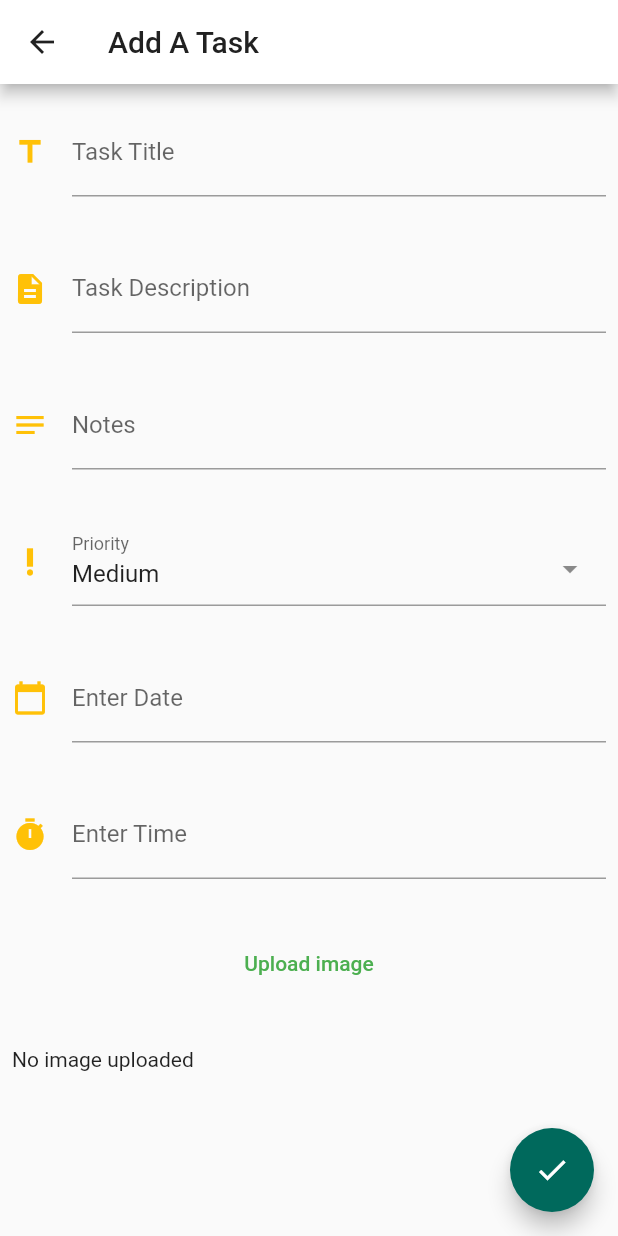
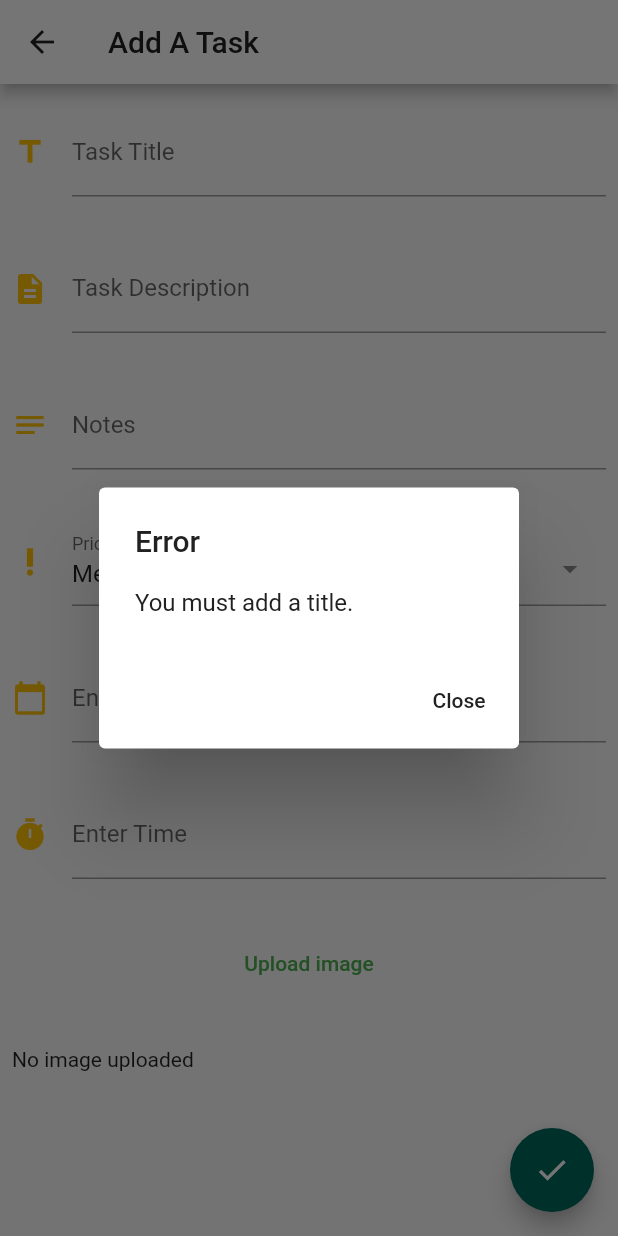
Before and after one commit to Hsn37/Ghambeel, a Flutter app: the AddTask screen opened directly, after a tap on the "check" icon, on a phone screen of 412 x 824 dp. Run offline on Flutter 3.47's test engine with Material 2 defaults, Android fonts, the phone set to English and light mode, and no system bars; drawn by our look-alikes of select_form_field; our stand-ins replace flutter_secure_storage, flutter_spinkit, image_picker, pie_chart, shared_preferences, table_calendar; missing offline and left inert: icon_decoration, mysql1, pausable_timer, simple_timer; accounts and stored records are empty.

Commit message:
if adding task via calendar, deadline is must

```diff
--- a/lib/modules/calendar/calendar.dart
+++ b/lib/modules/calendar/calendar.dart
@@ -75,7 +75,7 @@ class _CalendarState extends State<Calendar> {
             Navigator.push(
               context,
               MaterialPageRoute(
-                  builder: (context) => const AddTask(title: 'Add A Task')),
+                  builder: (context) => const AddTask(title: 'Add A Task', deadlineMust: true,)),
             ).then((T) =>
             {
               setState(() {
--- a/lib/modules/todolist/addtask.dart
+++ b/lib/modules/todolist/addtask.dart
@@ -10,6 +10,8 @@ import 'package:path_provider/path_provider.dart';
 import '../../theme.dart';
 import 'package:select_form_field/select_form_field.dart';
 import 'package:image_picker/image_picker.dart';
+
+import '../utils.dart';
 // import 'package:chips_choice_null_safety/chips_choice_null_safety.dart';
 //import 'package:smart_select/smart_select.dart';
 // import 'package:flutter_awesome_select/flutter_awesome_select.dart';
@@ -29,8 +31,7 @@ class topBar extends AppBar {
                 }
                   Navigator.pop(
                     context,
-
-                  MaterialPageRoute(builder: (context) => const ToDoList(title: 'To-Do List',)),
+                    MaterialPageRoute(builder: (context) => const ToDoList(title: 'To-Do List',)),
                 );
 
             }
@@ -41,19 +42,14 @@ class topBar extends AppBar {
       backgroundColor: bg[darkMode],
     );
   }
+
 class AddTask extends StatefulWidget {
-  const AddTask({Key? key, required this.title}) : super(key: key);
+  const AddTask({Key? key, required this.title, this.deadlineMust = false}) : super(key: key);
   final String title;
+  final bool deadlineMust;
   @override
   _AddTaskState createState() => _AddTaskState();
 }
-
-//class customTextBox extends TextFormField{
-//   customTextBox({required this.title)
-//   Widget build (){
-
-//   }
-// }
 
 class _AddTaskState extends State<AddTask>{
   TextEditingController timeinput = TextEditingController();
@@ -88,15 +84,15 @@ class _AddTaskState extends State<AddTask>{
 
   Future pickImg() async {
     try{
-    final img = await ImagePicker().pickImage(source: ImageSource.gallery);
-    if (img == null){
-      return;
+      final img = await ImagePicker().pickImage(source: ImageSource.gallery);
+      if (img == null){
+        return;
     }
 
     final tempImage = File(img.path);
     setState(()=>{
       image = tempImage,
-      filename = tasktitle + "_" + formattedDate
+      filename = tasktitle + "_" + getNowDateTime()
     });} on PlatformException catch(e){
       print("Permission denied");
     }
@@ -112,7 +108,7 @@ class _AddTaskState extends State<AddTask>{
   }
 
   final _formKey = GlobalKey<FormState>();
-  String dropdownValuePriority = 'high';
+  String dropdownValuePriority = 'medium';
   final TimeOfDay _time = const TimeOfDay(hour: 11, minute: 55);
   var tasktitle="";
   var taskDesc="";
@@ -328,7 +324,8 @@ class _AddTaskState extends State<AddTask>{
                       setState(() {
                         timeinput.text = formattedTime; //set the value of text field.
                       });
-                  }else{
+                  }
+                  else{
                       print("Time is not selected");
                   }
                 },
@@ -353,6 +350,7 @@ class _AddTaskState extends State<AddTask>{
         onPressed: () {
 
           if (tasktitle == "") {
+            alertDialog("Error", "You must add a title.", context);
             return;
           }
 
@@ -370,9 +368,14 @@ class _AddTaskState extends State<AddTask>{
           try {
             deadline = DateTime(date.year, date.month, date.day, time.hour, time.minute).toString().split(".")[0];
           }
-          catch (LateInitializationError) {
+          catch (e) {
+            if (widget.deadlineMust) {
+              alertDialog("Error", "You must add a deadline for this task as you are adding via calendar", context);
+              return;
+            }
             deadline = "";
           }
+
           Storage.AddTask(tasktitle, taskDesc, taskNotes, pr, deadline, filename).then((v) => {Navigator.pop(this.context)});
           saveImg();
           print(filename);
--- a/pubspec.yaml
+++ b/pubspec.yaml
@@ -55,12 +55,8 @@ dependencies:
   pie_chart: ^5.1.0
   pausable_timer: ^1.0.0+4
   shared_preferences: ^2.0.13
-<<<<<<< HEAD
-
-=======
   flutter_settings_screens: ^0.2.2+1
   simple_timer: ^2.0.0
->>>>>>> 0dca6008c96113a93e8c8e97a878a2d88aefd674
 
 dev_dependencies:
   flutter_test:
```
